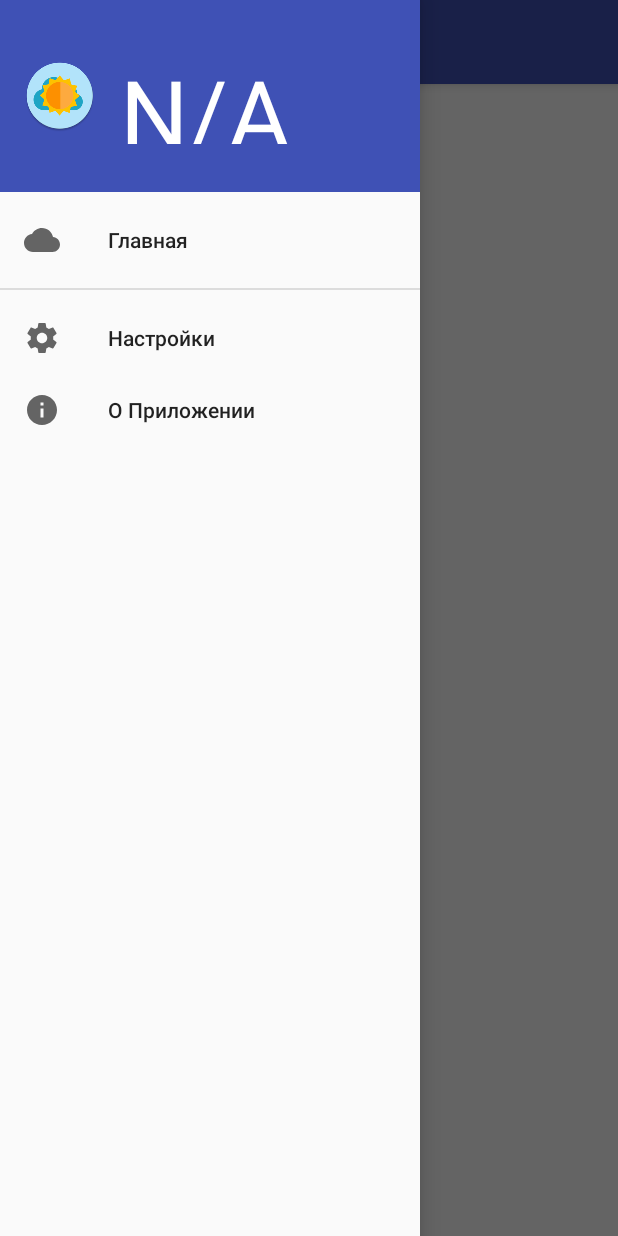
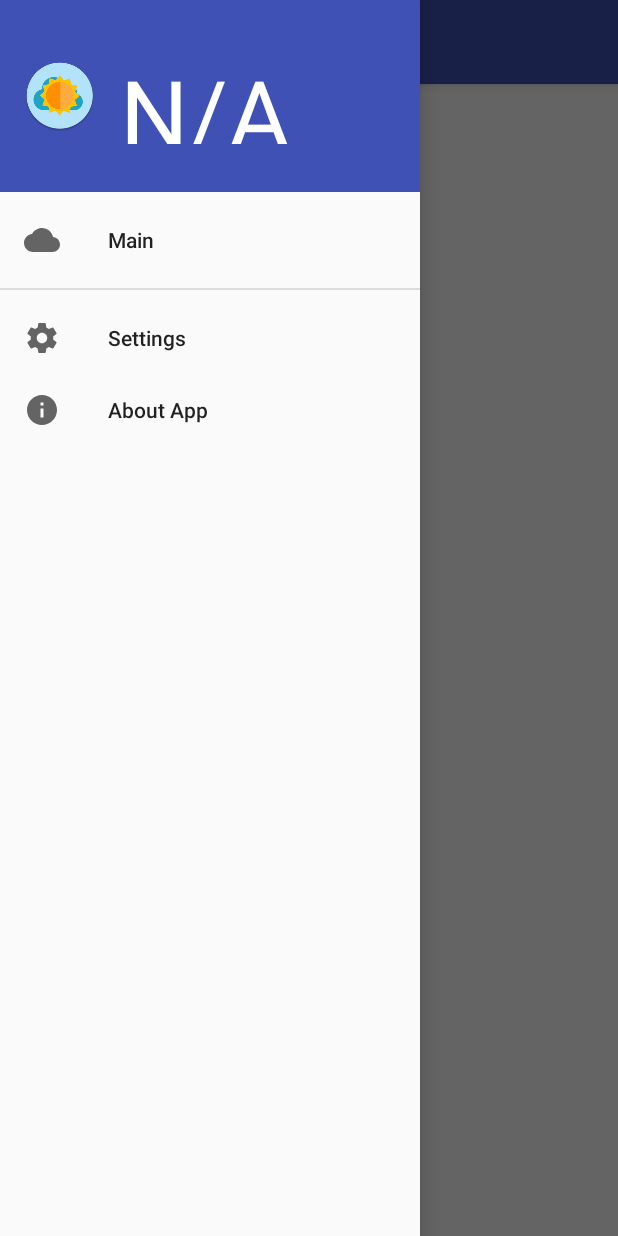
Before and after one commit to Mishkun/WeatherApp_yamblz2017, an Android app: the screen it shows after launch (HomeActivity), with the side drawer open, on a phone screen of 412 x 824 dp. Run offline under Robolectric (Android 15) with nearby library versions, the phone set to English and light mode, and no system bars.

Commit message:
добавил локализацию

```diff
--- a/WeatherApp/app/src/main/res/values/strings.xml
+++ b/WeatherApp/app/src/main/res/values/strings.xml
@@ -4,15 +4,14 @@
     <string name="navigation_drawer_open">Open navigation drawer</string>
     <string name="navigation_drawer_close">Close navigation drawer</string>
 
-    <string name="action_settings">Settings</string>
-    <string name="home_title">Главная</string>
-    <string name="settings_title">Настройки</string>
-    <string name="about_title">О Приложении</string>
-    <string name="temperature_navbar">N/A</string>
+    <string name="home_title">Main</string>
+    <string name="settings_title">Settings</string>
+    <string name="about_title">About App</string>
+    <string name="temperature_navbar" translatable="false">N/A</string>
 
-    <string name="hello_world">Здравствуй, мир!</string>
+    <string name="hello_world">Hello, world!</string>
 
     <!-- TODO: Remove or change this placeholder text -->
-    <string name="hello_blank_fragment">Приложение Погода\nАвтор: mishkun</string>
+    <string name="hello_blank_fragment">WeatherApp\nAuthor: mishkun</string>
     <string name="cool_preference_summary">Cool preference</string>
 </resources>
```
Also changed, not shown: 2 other files.
